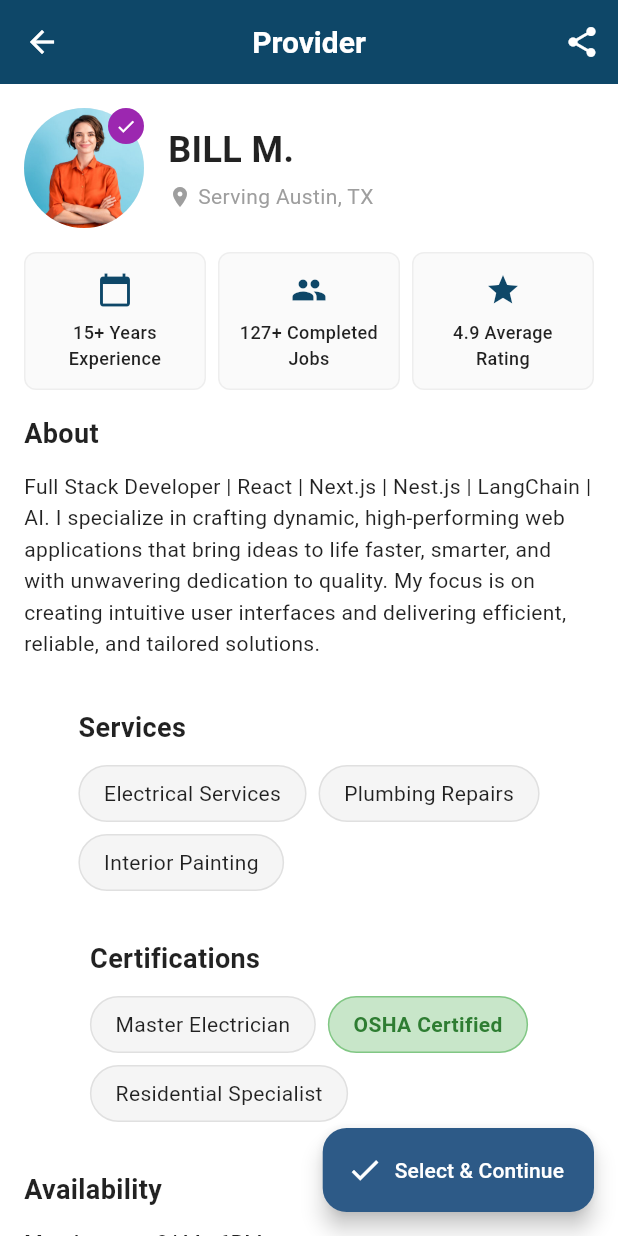
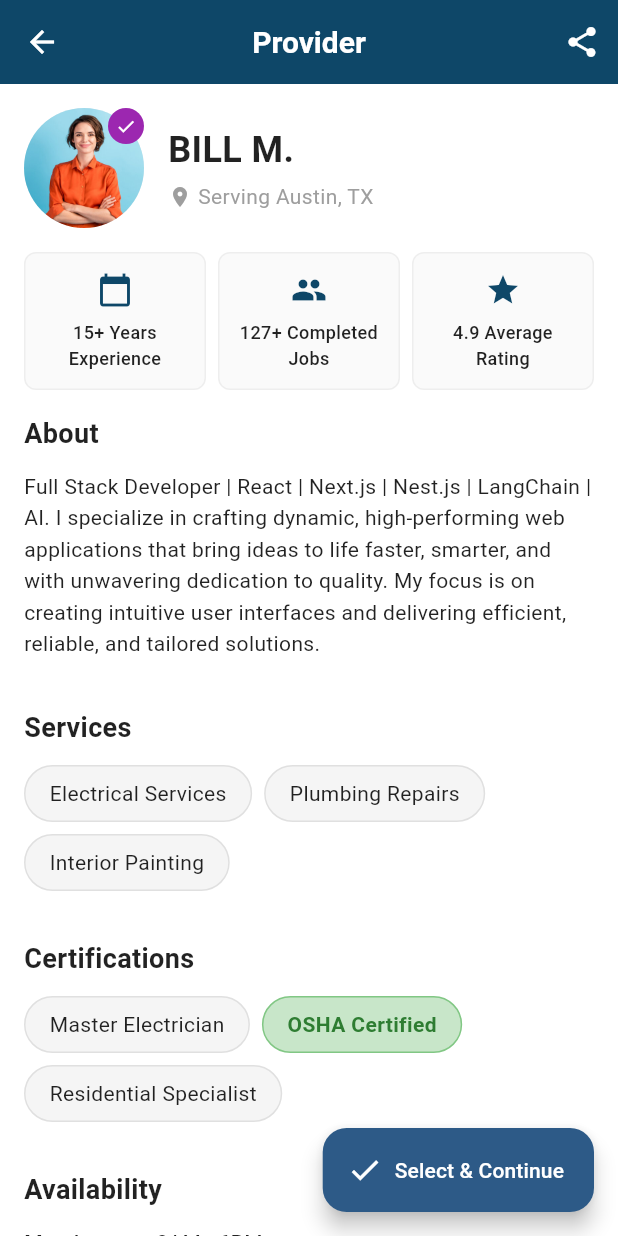
Before and after one commit to bill7maxmaye/FINDR-, a Flutter app: the ProviderProfileDetailPage screen opened by its route, on a phone screen of 412 x 824 dp. Run offline on Flutter 3.47's test engine with Material 3 defaults, Android fonts, the phone set to English and light mode, and no system bars; our stand-ins replace cookie_jar, dio, dio_cookie_manager, equatable, flutter_bloc, geolocator and 4 more; accounts and stored records are empty; network calls fail.

Commit message:
add some modifications to the home and provider profile page

```diff
--- a/lib/features/profile/presentation/pages/provider_profile_detail_page.dart
+++ b/lib/features/profile/presentation/pages/provider_profile_detail_page.dart
@@ -107,7 +107,7 @@ class _ProviderProfileDetailPageState extends State<ProviderProfileDetailPage> {
           const SizedBox(height: 16),
           _buildSkeletonSection('Availability'),
           const SizedBox(height: 16),
-          _buildSkeletonSection('Reviews'),
+          _buildSkeletonSection('Completed Jobs'),
         ],
       ),
     );
@@ -136,7 +136,7 @@ class _ProviderProfileDetailPageState extends State<ProviderProfileDetailPage> {
                 ),
               ),
             )
-          else if (title == 'Reviews')
+          else if (title == 'Completed Jobs')
             Column(
               children: List.generate(2, (index) =>
                 Padding(
@@ -160,7 +160,6 @@ class _ProviderProfileDetailPageState extends State<ProviderProfileDetailPage> {
           _buildServicesSection(state.provider['services']),
           _buildCertificationsSection(state.certifications),
           _buildAvailabilitySection(state.availability),
-          _buildReviewsSection(state.reviews),
           _buildCompletedJobsSection(state.completedJobs),
           const SizedBox(height: 100), // Space for floating button
         ],
@@ -323,12 +322,16 @@ class _ProviderProfileDetailPageState extends State<ProviderProfileDetailPage> {
             ),
           ),
           const SizedBox(height: 12),
-          Text(
+          Align(
+            alignment: Alignment.centerLeft,
+            child: Text(
               provider['description'] ?? 'No description available.',
               style: const TextStyle(
                 fontSize: 14,
                 color: Colors.black87,
                 height: 1.5,
+              ),
+              textAlign: TextAlign.left,
             ),
           ),
         ],
@@ -351,10 +354,14 @@ class _ProviderProfileDetailPageState extends State<ProviderProfileDetailPage> {
             ),
           ),
           const SizedBox(height: 12),
-          Wrap(
+          Align(
+            alignment: Alignment.centerLeft,
+            child: Wrap(
               spacing: 8,
               runSpacing: 8,
+              alignment: WrapAlignment.start,
               children: services.map((service) => _buildServiceChip(service)).toList(),
+            ),
           ),
         ],
       ),
@@ -394,10 +401,14 @@ class _ProviderProfileDetailPageState extends State<ProviderProfileDetailPage> {
             ),
           ),
           const SizedBox(height: 12),
-          Wrap(
+          Align(
+            alignment: Alignment.centerLeft,
+            child: Wrap(
               spacing: 8,
               runSpacing: 8,
+              alignment: WrapAlignment.start,
               children: certifications.map((cert) => _buildCertificationChip(cert)).toList(),
+            ),
           ),
         ],
       ),
@@ -486,120 +497,6 @@ class _ProviderProfileDetailPageState extends State<ProviderProfileDetailPage> {
     );
   }
 
-  Widget _buildReviewsSection(List<Map<String, dynamic>> reviews) {
-    return Container(
-      padding: const EdgeInsets.symmetric(horizontal: 16, vertical: 16),
-      child: Column(
-        crossAxisAlignment: CrossAxisAlignment.start,
-        children: [
-          Row(
-            mainAxisAlignment: MainAxisAlignment.spaceBetween,
-            children: [
-              const Text(
-                'Reviews',
-                style: TextStyle(
-                  fontSize: 18,
-                  fontWeight: FontWeight.bold,
-                  color: Colors.black87,
-                ),
-              ),
-              if (reviews.isNotEmpty)
-                GestureDetector(
-                  onTap: () => _openReviewsPage(reviews),
-                  child: Row(
-                    children: [
-                      Text(
-                        'View All (${reviews.length})',
-                        style: const TextStyle(
-                          fontSize: 14,
-                          color: AppTheme.primaryColor,
-                          fontWeight: FontWeight.w500,
-                        ),
-                      ),
-                      const SizedBox(width: 4),
-                      const Icon(
-                        Icons.arrow_forward_ios,
-                        size: 12,
-                        color: AppTheme.primaryColor,
-                      ),
-                    ],
-                  ),
-                ),
-            ],
-          ),
-          const SizedBox(height: 12),
-          ...reviews.take(2).map((review) => _buildReviewCard(review)),
-          if (reviews.length > 2)
-            Padding(
-              padding: const EdgeInsets.only(top: 8),
-              child: Center(
-                child: GestureDetector(
-                  onTap: () => _openReviewsPage(reviews),
-                  child: Text(
-                    'View ${reviews.length - 2} more reviews',
-                    style: const TextStyle(
-                      fontSize: 14,
-                      color: AppTheme.primaryColor,
-                      fontWeight: FontWeight.w500,
-                    ),
-                  ),
-                ),
-              ),
-            ),
-        ],
-      ),
-    );
-  }
-
-  Widget _buildReviewCard(Map<String, dynamic> review) {
-    return Container(
-      margin: const EdgeInsets.only(bottom: 16),
-      padding: const EdgeInsets.all(16),
-      decoration: BoxDecoration(
-        color: Colors.grey[50],
-        borderRadius: BorderRadius.circular(12),
-        border: Border.all(color: Colors.grey[200]!),
-      ),
-      child: Column(
-        crossAxisAlignment: CrossAxisAlignment.start,
-        children: [
-          Text(
-            '"${review['comment']}"',
-            style: const TextStyle(
-              fontSize: 14,
-              color: Colors.black87,
-              fontStyle: FontStyle.italic,
-            ),
-          ),
-          const SizedBox(height: 12),
-          Row(
-            children: List.generate(4, (index) =>
-              Container(
-                margin: EdgeInsets.only(right: index < 3 ? 8 : 0),
-                child: ClipRRect(
-                  borderRadius: BorderRadius.circular(8),
-                  child: Image.network(
-                    review['projectImages'][index],
-                    width: 60,
-                    height: 60,
-                    fit: BoxFit.cover,
-                    errorBuilder: (context, error, stackTrace) {
-                      return Container(
-                        width: 60,
-                        height: 60,
-                        color: Colors.grey[300],
-                        child: const Icon(Icons.image, color: Colors.grey),
-                      );
-                    },
-                  ),
-                ),
-              ),
-            ),
-          ),
-        ],
-      ),
-    );
-  }
 
   Widget _buildCompletedJobsSection(List<Map<String, dynamic>> completedJobs) {
     return Container(
@@ -641,6 +538,13 @@ class _ProviderProfileDetailPageState extends State<ProviderProfileDetailPage> {
       child: Column(
         crossAxisAlignment: CrossAxisAlignment.start,
         children: [
+          // Job Header
+          Row(
+            children: [
+              Expanded(
+                child: Column(
+                  crossAxisAlignment: CrossAxisAlignment.start,
+                  children: [
                     Text(
                       job['title'],
                       style: const TextStyle(
@@ -650,8 +554,6 @@ class _ProviderProfileDetailPageState extends State<ProviderProfileDetailPage> {
                       ),
                     ),
                     const SizedBox(height: 4),
-          Row(
-            children: [
                     Text(
                       '${job['startDate']} - ${job['endDate']}',
                       style: const TextStyle(
@@ -659,27 +561,44 @@ class _ProviderProfileDetailPageState extends State<ProviderProfileDetailPage> {
                         color: Colors.grey,
                       ),
                     ),
-              const SizedBox(width: 16),
-              Row(
-                children: List.generate(5, (index) =>
+                  ],
+                ),
+              ),
+              // Job Rating
+              Container(
+                padding: const EdgeInsets.symmetric(horizontal: 8, vertical: 4),
+                decoration: BoxDecoration(
+                  color: Colors.green[50],
+                  borderRadius: BorderRadius.circular(12),
+                  border: Border.all(color: Colors.green[200]!),
+                ),
+                child: Row(
+                  mainAxisSize: MainAxisSize.min,
+                  children: [
+                    ...List.generate(5, (index) =>
                       Icon(
                         Icons.star,
-                    size: 16,
+                        size: 14,
                         color: index < (job['rating'] ?? 0) ? Colors.amber : Colors.grey[300],
-                  ),
                       ),
                     ),
                     const SizedBox(width: 4),
                     Text(
                       '${job['rating']}',
-                style: const TextStyle(
+                      style: TextStyle(
                         fontSize: 12,
-                  color: Colors.black87,
+                        fontWeight: FontWeight.w600,
+                        color: Colors.green[800],
                       ),
                     ),
                   ],
                 ),
-          const SizedBox(height: 8),
+              ),
+            ],
+          ),
+          const SizedBox(height: 12),
+
+          // Job Description
           Text(
             '"${job['description']}"',
             style: const TextStyle(
@@ -689,10 +608,17 @@ class _ProviderProfileDetailPageState extends State<ProviderProfileDetailPage> {
             ),
           ),
           const SizedBox(height: 12),
-          Row(
-            children: List.generate(4, (index) =>
-              Container(
-                margin: EdgeInsets.only(right: index < 3 ? 8 : 0),
+
+          // Job Images
+          if (job['images'] != null && job['images'].isNotEmpty)
+            SizedBox(
+              height: 60,
+              child: ListView.builder(
+                scrollDirection: Axis.horizontal,
+                itemCount: job['images'].length,
+                itemBuilder: (context, index) {
+                  return Container(
+                    margin: EdgeInsets.only(right: index < job['images'].length - 1 ? 8 : 0),
                     child: ClipRRect(
                       borderRadius: BorderRadius.circular(8),
                       child: Image.network(
@@ -710,9 +636,133 @@ class _ProviderProfileDetailPageState extends State<ProviderProfileDetailPage> {
                         },
                       ),
                     ),
+                  );
+                },
+              ),
+            ),
+
+          // Client Review Section (Upwork-style)
+          if (job['clientReview'] != null) ...[
+            const SizedBox(height: 16),
+            Container(
+              padding: const EdgeInsets.all(12),
+              decoration: BoxDecoration(
+                color: Colors.grey[50],
+                borderRadius: BorderRadius.circular(8),
+                border: Border.all(color: Colors.grey[200]!),
+              ),
+              child: Column(
+                crossAxisAlignment: CrossAxisAlignment.start,
+                children: [
+                  // Client Info and Rating
+                  Row(
+                    children: [
+                      Container(
+                        width: 32,
+                        height: 32,
+                        decoration: BoxDecoration(
+                          color: Colors.grey[200],
+                          shape: BoxShape.circle,
+                        ),
+                        child: Center(
+                          child: Text(
+                            job['clientReview']['clientName'][0].toUpperCase(),
+                            style: const TextStyle(
+                              fontSize: 14,
+                              fontWeight: FontWeight.bold,
+                              color: Colors.black87,
                             ),
                           ),
                         ),
+                      ),
+                      const SizedBox(width: 8),
+                      Expanded(
+                        child: Column(
+                          crossAxisAlignment: CrossAxisAlignment.start,
+                          children: [
+                            Text(
+                              job['clientReview']['clientName'],
+                              style: const TextStyle(
+                                fontSize: 14,
+                                fontWeight: FontWeight.w600,
+                                color: Colors.black87,
+                              ),
+                            ),
+                            const SizedBox(height: 2),
+                            Row(
+                              children: [
+                                ...List.generate(5, (index) =>
+                                  Icon(
+                                    Icons.star,
+                                    size: 12,
+                                    color: index < (job['clientReview']['rating'] ?? 0) ? Colors.amber : Colors.grey[300],
+                                  ),
+                                ),
+                                const SizedBox(width: 4),
+                                Text(
+                                  job['clientReview']['date'],
+                                  style: const TextStyle(
+                                    fontSize: 10,
+                                    color: Colors.grey,
+                                  ),
+                                ),
+                              ],
+                            ),
+                          ],
+                        ),
+                      ),
+                    ],
+                  ),
+                  const SizedBox(height: 8),
+
+                  // Client Review Comment
+                  Text(
+                    '"${job['clientReview']['comment']}"',
+                    style: const TextStyle(
+                      fontSize: 13,
+                      color: Colors.black87,
+                      fontStyle: FontStyle.italic,
+                      height: 1.3,
+                    ),
+                  ),
+
+                  // Project Images from Review
+                  if (job['clientReview']['projectImages'] != null && job['clientReview']['projectImages'].isNotEmpty) ...[
+                    const SizedBox(height: 8),
+                    SizedBox(
+                      height: 50,
+                      child: ListView.builder(
+                        scrollDirection: Axis.horizontal,
+                        itemCount: job['clientReview']['projectImages'].length,
+                        itemBuilder: (context, index) {
+                          return Container(
+                            margin: EdgeInsets.only(right: index < job['clientReview']['projectImages'].length - 1 ? 6 : 0),
+                            child: ClipRRect(
+                              borderRadius: BorderRadius.circular(6),
+                              child: Image.network(
+                                job['clientReview']['projectImages'][index],
+                                width: 50,
+                                height: 50,
+                                fit: BoxFit.cover,
+                                errorBuilder: (context, error, stackTrace) {
+                                  return Container(
+                                    width: 50,
+                                    height: 50,
+                                    color: Colors.grey[300],
+                                    child: const Icon(Icons.image, color: Colors.grey, size: 16),
+                                  );
+                                },
+                              ),
+                            ),
+                          );
+                        },
+                      ),
+                    ),
+                  ],
+                ],
+              ),
+            ),
+          ],
         ],
       ),
     );
@@ -823,190 +873,4 @@ class _ProviderProfileDetailPageState extends State<ProviderProfileDetailPage> {
     Navigator.of(context).pop();
   }
 
-  void _openReviewsPage(List<Map<String, dynamic>> reviews) {
-    showModalBottomSheet(
-      context: context,
-      isScrollControlled: true,
-      backgroundColor: Colors.transparent,
-      builder: (context) => _buildReviewsBottomSheet(reviews),
-    );
 }
-
-  Widget _buildReviewsBottomSheet(List<Map<String, dynamic>> reviews) {
-    return Container(
-      height: MediaQuery.of(context).size.height * 0.8,
-      decoration: const BoxDecoration(
-        color: Colors.white,
-        borderRadius: BorderRadius.only(
-          topLeft: Radius.circular(20),
-          topRight: Radius.circular(20),
-        ),
-      ),
-      child: Column(
-        children: [
-          // Handle bar
-          Container(
-            margin: const EdgeInsets.only(top: 12),
-            width: 40,
-            height: 4,
-            decoration: BoxDecoration(
-              color: Colors.grey[300],
-              borderRadius: BorderRadius.circular(2),
-            ),
-          ),
-          // Header
-          Padding(
-            padding: const EdgeInsets.all(16),
-            child: Row(
-              mainAxisAlignment: MainAxisAlignment.spaceBetween,
-              children: [
-                const Text(
-                  'All Reviews',
-                  style: TextStyle(
-                    fontSize: 20,
-                    fontWeight: FontWeight.bold,
-                    color: Colors.black87,
-                  ),
-                ),
-                IconButton(
-                  onPressed: () => Navigator.of(context).pop(),
-                  icon: const Icon(Icons.close),
-                ),
-              ],
-            ),
-          ),
-          // Reviews list
-          Expanded(
-            child: ListView.builder(
-              padding: const EdgeInsets.symmetric(horizontal: 16),
-              itemCount: reviews.length,
-              itemBuilder: (context, index) {
-                final review = reviews[index];
-                return _buildDetailedReviewCard(review);
-              },
-            ),
-          ),
-        ],
-      ),
-    );
-  }
-
-  Widget _buildDetailedReviewCard(Map<String, dynamic> review) {
-    return Container(
-      margin: const EdgeInsets.only(bottom: 16),
-      padding: const EdgeInsets.all(16),
-      decoration: BoxDecoration(
-        color: Colors.grey[50],
-        borderRadius: BorderRadius.circular(12),
-        border: Border.all(color: Colors.grey[200]!),
-      ),
-      child: Column(
-        crossAxisAlignment: CrossAxisAlignment.start,
-        children: [
-          // Review header
-          Row(
-            children: [
-              Container(
-                width: 40,
-                height: 40,
-                decoration: BoxDecoration(
-                  color: Colors.grey[200],
-                  shape: BoxShape.circle,
-                ),
-                child: Center(
-                  child: Text(
-                    review['clientName'][0].toUpperCase(),
-                    style: const TextStyle(
-                      fontSize: 16,
-                      fontWeight: FontWeight.bold,
-                      color: Colors.black87,
-                    ),
-                  ),
-                ),
-              ),
-              const SizedBox(width: 12),
-              Expanded(
-                child: Column(
-                  crossAxisAlignment: CrossAxisAlignment.start,
-                  children: [
-                    Text(
-                      review['clientName'],
-                      style: const TextStyle(
-                        fontSize: 16,
-                        fontWeight: FontWeight.bold,
-                        color: Colors.black87,
-                      ),
-                    ),
-                    const SizedBox(height: 2),
-                    Row(
-                      children: [
-                        ...List.generate(5, (index) =>
-                          Icon(
-                            Icons.star,
-                            size: 16,
-                            color: index < (review['rating'] ?? 0) ? Colors.amber : Colors.grey[300],
-                          ),
-                        ),
-                        const SizedBox(width: 8),
-                        Text(
-                          review['date'],
-                          style: const TextStyle(
-                            fontSize: 12,
-                            color: Colors.grey,
-                          ),
-                        ),
-                      ],
-                    ),
-                  ],
-                ),
-              ),
-            ],
-          ),
-          const SizedBox(height: 12),
-          // Review text
-          Text(
-            '"${review['comment']}"',
-            style: const TextStyle(
-              fontSize: 14,
-              color: Colors.black87,
-              fontStyle: FontStyle.italic,
-              height: 1.4,
-            ),
-          ),
-          const SizedBox(height: 12),
-          // Project images
-          if (review['projectImages'] != null && review['projectImages'].isNotEmpty)
-            SizedBox(
-              height: 80,
-              child: ListView.builder(
-                scrollDirection: Axis.horizontal,
-                itemCount: review['projectImages'].length,
-                itemBuilder: (context, index) {
-                  return Container(
-                    margin: EdgeInsets.only(right: index < review['projectImages'].length - 1 ? 8 : 0),
-                    child: ClipRRect(
-                      borderRadius: BorderRadius.circular(8),
-                      child: Image.network(
-                        review['projectImages'][index],
-                        width: 80,
-                        height: 80,
-                        fit: BoxFit.cover,
-                        errorBuilder: (context, error, stackTrace) {
-                          return Container(
-                            width: 80,
-                            height: 80,
-                            color: Colors.grey[300],
-                            child: const Icon(Icons.image, color: Colors.grey),
-                          );
-                        },
-                      ),
-                    ),
-                  );
-                },
-              ),
-            ),
-        ],
-      ),
-    );
-  }
-}
```
Also changed, not shown: lib/features/home/presentation/pages/home_page.dart (+4 -4 lines). Lines whose indentation alone changed are shown as unchanged.
